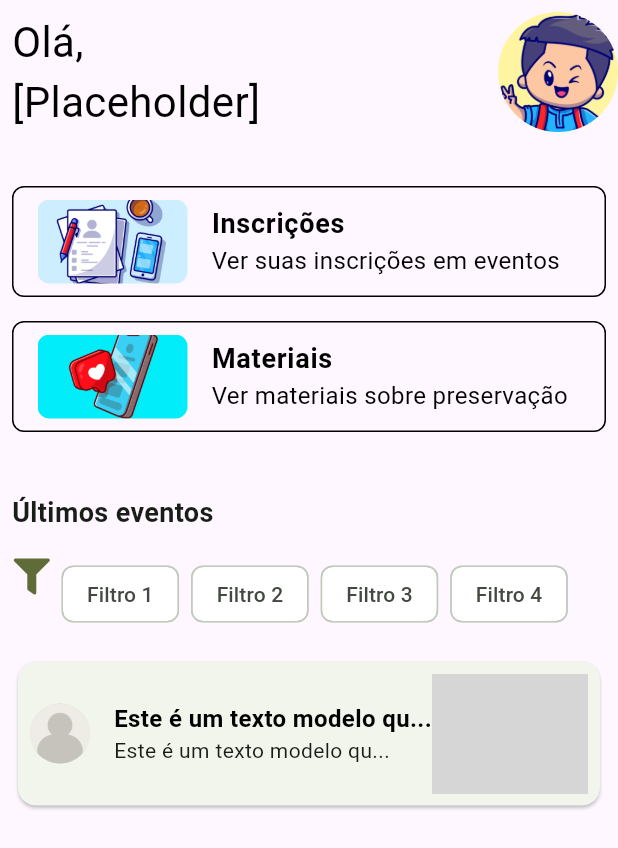
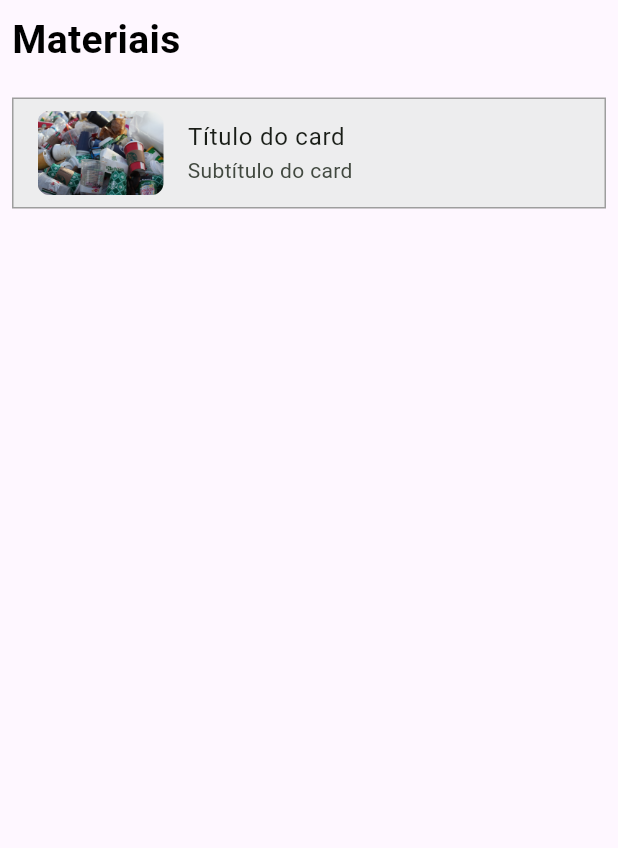
Before and after one commit to 0502j/Fatec-PI5, a Flutter app: the dashboardPage screen opened directly, after a tap on "Materiais", on a phone screen of 412 x 824 dp. Shown: the top 848 px of the screen. Run offline on Flutter 3.47's test engine with Material 2 defaults, Android fonts, the phone set to English and light mode, and no system bars; our stand-ins replace font_awesome_flutter; grey boxes are pictures that could not be loaded.

Commit message:
Adicionando tela de materiais

```diff
--- a/pi5_flutter_application/lib/main.dart
+++ b/pi5_flutter_application/lib/main.dart
@@ -5,6 +5,7 @@ import 'package:pi5_flutter_application/pages/eventDetailPage.dart';
 import 'package:pi5_flutter_application/pages/indexPage.dart';
 import 'package:flutter/material.dart';
 import 'package:pi5_flutter_application/pages/introPage.dart';
+import 'package:pi5_flutter_application/pages/resourcesPage.dart';
 import 'package:pi5_flutter_application/pages/signUpPage.dart';
 
 void main() {
@@ -25,7 +26,7 @@ class MyApp extends StatelessWidget {
           brightness: Brightness.light,
           useMaterial3: true,
           colorSchemeSeed: Colors.green),
-      home: const confirmPage(),
+      home: const IndexPage(),
     );
   }
 }
--- a/pi5_flutter_application/lib/pages/dashboardPage.dart
+++ b/pi5_flutter_application/lib/pages/dashboardPage.dart
@@ -3,6 +3,7 @@ import 'package:flutter/src/widgets/framework.dart';
 import 'package:flutter/src/widgets/placeholder.dart';
 import 'package:font_awesome_flutter/font_awesome_flutter.dart';
 import 'package:pi5_flutter_application/pages/eventDetailPage.dart';
+import 'package:pi5_flutter_application/pages/resourcesPage.dart';
 
 class dashboardPage extends StatefulWidget {
   const dashboardPage({super.key});
@@ -123,7 +124,10 @@ class _dashboardPageState extends State<dashboardPage> {
             ),
             InkWell(
               onTap: () {
-                //To do push
+                Navigator.push(
+                    context,
+                    MaterialPageRoute(
+                        builder: (context) => const resourcesPage()));
               },
               child: Padding(
                 padding: const EdgeInsets.all(8.0),
--- /dev/null
+++ b/pi5_flutter_application/lib/pages/resourcesPage.dart
@@ -0,0 +1,71 @@
+import 'package:flutter/material.dart';
+import 'package:flutter/src/widgets/framework.dart';
+import 'package:flutter/src/widgets/placeholder.dart';
+
+class resourcesPage extends StatefulWidget {
+  const resourcesPage({super.key});
+
+  @override
+  State<resourcesPage> createState() => _resourcesPageState();
+}
+
+class _resourcesPageState extends State<resourcesPage> {
+  @override
+  Widget build(BuildContext context) {
+    return Scaffold(
+      body: SizedBox(
+        width: double.maxFinite,
+        height: double.maxFinite,
+        child: ListView(
+          scrollDirection: Axis.vertical,
+          children: [
+            Padding(
+              padding: EdgeInsets.all(8),
+              child: Column(
+                mainAxisAlignment: MainAxisAlignment.start,
+                crossAxisAlignment: CrossAxisAlignment.start,
+                children: [
+                  Text(
+                    "Materiais",
+                    style: TextStyle(
+                        color: Colors.black,
+                        fontWeight: FontWeight.w600,
+                        fontSize: 26),
+                  ),
+                  SizedBox(
+                    height: 20,
+                  ),
+                  Column(
+                    mainAxisAlignment: MainAxisAlignment.center,
+                    crossAxisAlignment: CrossAxisAlignment.center,
+                    children: [
+                      Container(
+                        decoration: BoxDecoration(
+                            color: Color(0xffededee),
+                            border: Border.all(color: Colors.grey, width: 1)),
+                        child: ListTile(
+                          onTap: () {
+                            //To do
+                          },
+                          leading: Container(
+                            child: ClipRRect(
+                              borderRadius: BorderRadius.circular(8),
+                              child: Image.asset(
+                                  "assets/images/jas-min-unsplash.jpg"),
+                            ),
+                          ),
+                          title: Text("Título do card"),
+                          subtitle: Text("Subtítulo do card"),
+                        ),
+                      )
+                    ],
+                  )
+                ],
+              ),
+            )
+          ],
+        ),
+      ),
+    );
+  }
+}
```
